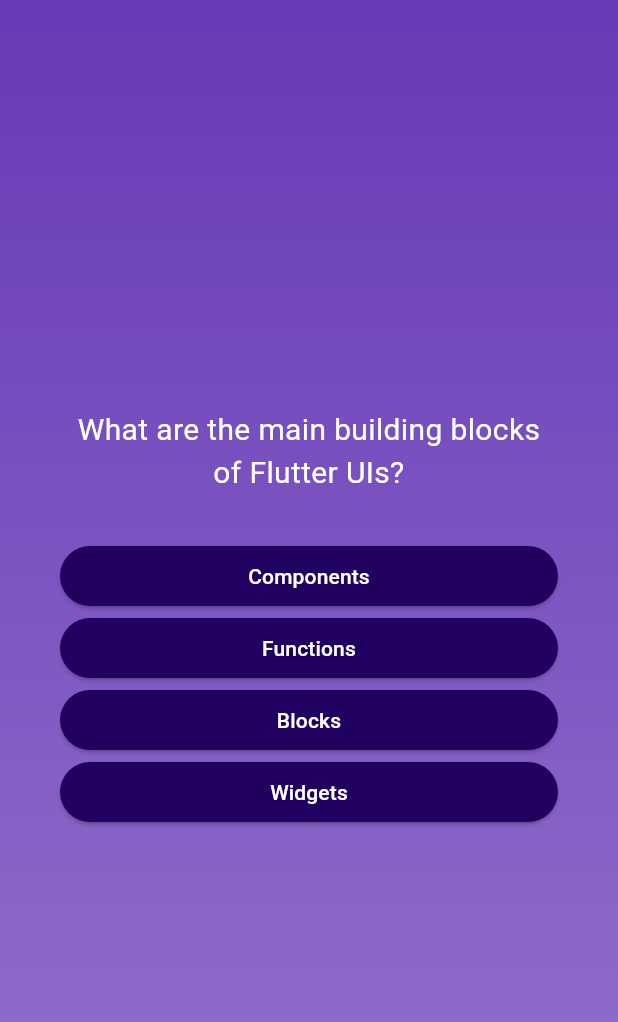
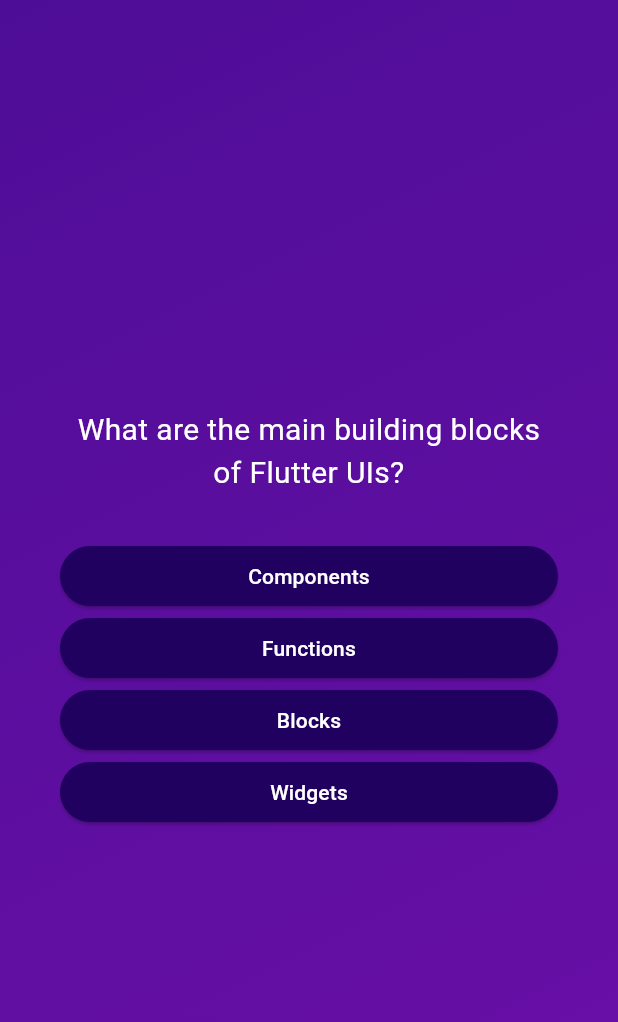
Before and after one commit to alifrizqullahmaruf/Quiz-App-Flutter, a Flutter app: the screen it shows after launch, after a tap on "Start Quiz", on a phone screen of 412 x 824 dp. Shown: the top 1022 px of the screen. Run offline on Flutter 3.47's test engine with Material 3 defaults, Android fonts, the phone set to English and light mode, and no system bars.

```diff
--- a/lib/quiz.dart
+++ b/lib/quiz.dart
@@ -1,65 +1,65 @@
 import 'package:flutter/material.dart';
+import 'package:second_app/data/questions.dart';
 import 'package:second_app/question_screen.dart';
 import 'package:second_app/result_screen.dart';
 import 'package:second_app/start_screen.dart';
-import 'package:second_app/data/questions.dart';
 
 class Quiz extends StatefulWidget {
   const Quiz({super.key});
 
   @override
-  State<Quiz> createState() => _QuizState();
+  State<Quiz> createState() {
+    return _QuizState();
+  }
 }
 
 class _QuizState extends State<Quiz> {
-  // buat variabel berisi item jawaban yang di click selectedAnswers
   List<String> selectedAnswers = [];
   var activeScreen = 'start-screen';
 
   void switchScreen() {
     setState(() {
-      activeScreen = 'question-screen';
+      activeScreen = 'questions-screen';
     });
   }
 
-  // buat fungsi masukin answe ke list variabel selectedAnswers
-  void choseAnswer(String answer) {
+  void chooseAnswer(String answer) {
     selectedAnswers.add(answer);
 
-    // membuat logic for page tampilan sehingga jetika tampilan sudah sama dengan index maka akan pindah ke page rasult
     if (selectedAnswers.length == questions.length) {
       setState(() {
-        activeScreen = 'result-screen';
+        activeScreen = 'results-screen';
       });
     }
   }
 
   @override
-  Widget build(BuildContext context) {
+  Widget build(context) {
     Widget screenWidget = StartScreen(switchScreen);
 
-    if (activeScreen == 'question-screen') {
+    if (activeScreen == 'questions-screen') {
       screenWidget = QuestionScreen(
-        onSelectAnswer: choseAnswer,
+        onSelectAnswer: chooseAnswer,
       );
     }
-    // ini merubah page ke page result
-    if (activeScreen == 'result-screen') {
-      screenWidget = ResultScreen(chosenAnswers: selectedAnswers);
+
+    if (activeScreen == 'results-screen') {
+      screenWidget = ResultsScreen(
+        chosenAnswers: selectedAnswers,
+      );
     }
 
     return MaterialApp(
-      debugShowCheckedModeBanner: false,
       home: Scaffold(
         body: Container(
-          decoration: BoxDecoration(
+          decoration: const BoxDecoration(
             gradient: LinearGradient(
               colors: [
-                Colors.deepPurple,
-                Colors.deepPurple.shade300,
+                Color.fromARGB(255, 78, 13, 151),
+                Color.fromARGB(255, 107, 15, 168),
               ],
-              begin: Alignment.topCenter,
-              end: Alignment.bottomCenter,
+              begin: Alignment.topLeft,
+              end: Alignment.bottomRight,
             ),
           ),
           child: screenWidget,
```
Also changed, not shown: lib/question_summary.dart (+15 -4 lines), lib/result_screen.dart (+36 -16 lines).
